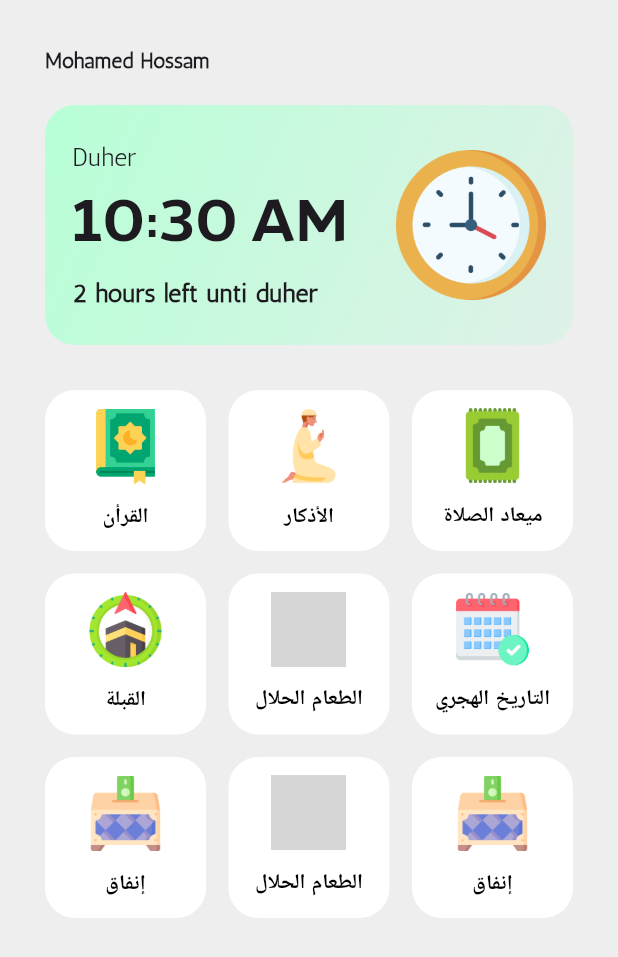
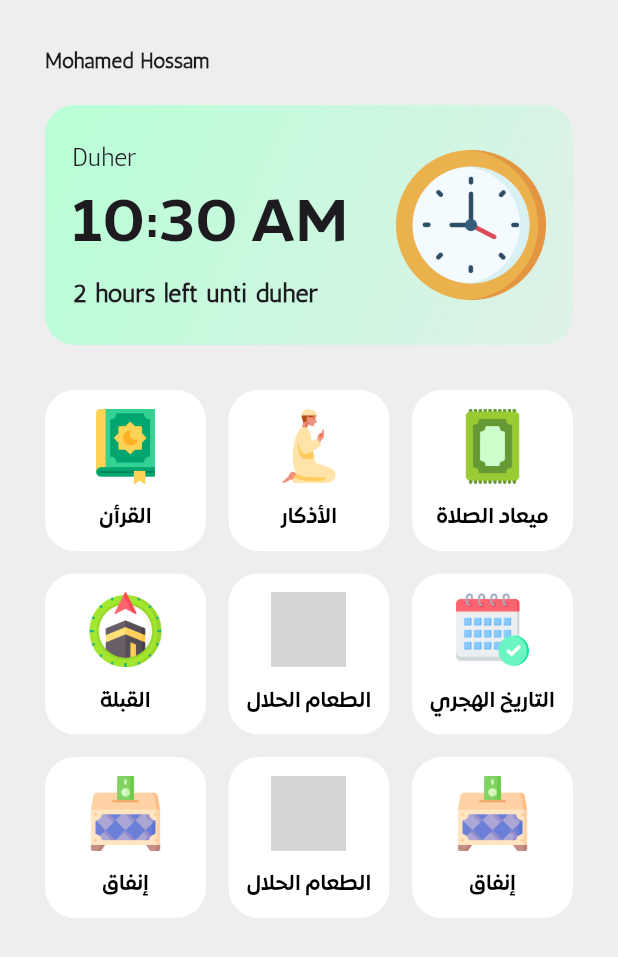
Before and after one commit to mo7ossam44/QuranApp, a Flutter app: the screen it shows after launch, on a phone screen of 412 x 824 dp. Shown: the top 957 px of the screen. Run offline on Flutter 3.47's test engine with Material 3 defaults, Android fonts, the phone set to English and light mode, and no system bars; our stand-ins replace dio; project files that could hold a hidden picture were left out; grey boxes are pictures that could not be loaded.

Commit message:
edit category card

```diff
--- a/lib/Widgets/category_card.dart
+++ b/lib/Widgets/category_card.dart
@@ -17,6 +17,10 @@ class CategoryCard extends StatelessWidget {
       child: Container(
         width: 100,
         height: 100,
+        decoration: BoxDecoration(
+          color: Colors.white,
+          borderRadius: BorderRadius.circular(20),
+        ),
         child: Column(
           mainAxisAlignment: MainAxisAlignment.spaceEvenly,
           children: [
@@ -25,15 +29,11 @@ class CategoryCard extends StatelessWidget {
               categoryModel.name,
               style: TextStyle(
                 color: Colors.black,
-                fontFamily: 'Antic',
-                fontWeight: FontWeight.bold,
+                fontFamily: 'expo',
+                fontSize: 14,
               ),
             ),
           ],
-        ),
-        decoration: BoxDecoration(
-          color: Colors.white,
-          borderRadius: BorderRadius.circular(20),
         ),
       ),
     );
```
